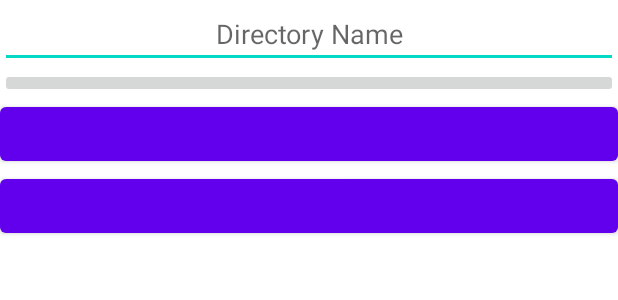
After one commit to jlwoolf/filepp-app, an Android app: the layout fragment_directory_settings_dialog.xml on its own in the app's theme, with its tools: preview values and no code run, on a phone screen of 412 x 824 dp. The commit adds this screen. Shown: the top 300 px of the screen. Run offline under Robolectric (Android 15) with nearby library versions, the phone set to English and light mode, and no system bars.

Commit message:
set up directory settings dialog framework
Signed-off-by: Andy724 <hupp41306@gmail.com>

```diff
--- /dev/null
+++ b/app/src/main/res/layout/fragment_directory_settings_dialog.xml
@@ -0,0 +1,27 @@
+<?xml version="1.0" encoding="utf-8"?>
+<LinearLayout xmlns:android="http://schemas.android.com/apk/res/android"
+    xmlns:tools="http://schemas.android.com/tools"
+    android:layout_width="match_parent"
+    android:layout_height="match_parent"
+    tools:context=".ui.DirectorySettingsDialogFragment"
+    android:orientation="vertical">
+
+    <EditText
+        android:id="@+id/directory_name_editor"
+        android:layout_width="match_parent"
+        android:layout_height="wrap_content"
+        android:gravity="center"
+        android:hint="@string/directory_name_hint" />
+    <ImageButton
+        android:id="@+id/directory_icon_editor"
+        android:layout_width="match_parent"
+        android:layout_height="wrap_content" />
+    <Button
+        android:id="@+id/directory_background_color_editor"
+        android:layout_width="match_parent"
+        android:layout_height="wrap_content" />
+    <Button
+        android:id="@+id/directory_secondary_color_editor"
+        android:layout_width="match_parent"
+        android:layout_height="wrap_content" />
+</LinearLayout>
--- a/app/src/main/res/values/strings.xml
+++ b/app/src/main/res/values/strings.xml
@@ -10,4 +10,9 @@
     <string name="internal_storage">Internal Storage</string>
     <string name="pin_to_notifications">Pin to Notifications</string>
     <string name="preferences">Preferences</string>
+    <string name="directory_settings">Directory Settings</string>
+    <string name="directory_name_hint">Directory Name</string>
+    <string name="select">select</string>
+    <string name="background">Background</string>
+    <string name="secondary">Secondary</string>
 </resources>
--- a/build.gradle
+++ b/build.gradle
@@ -6,7 +6,7 @@ buildscript {
         jcenter()
     }
     dependencies {
-        classpath "com.android.tools.build:gradle:4.1.3"
+        classpath 'com.android.tools.build:gradle:4.2.0'
         classpath "org.jetbrains.kotlin:kotlin-gradle-plugin:$kotlin_version"
         classpath 'androidx.navigation:navigation-safe-args-gradle-plugin:2.3.5'
 
```
Also changed, not shown: app/src/main/java/com/csci448/jlwoolf/filepp/ui/DirectoryFragment.kt (+14 -4 lines), app/src/main/java/com/csci448/jlwoolf/filepp/ui/DirectorySettingsDialogFragment.kt (added, +61 -0 lines).
